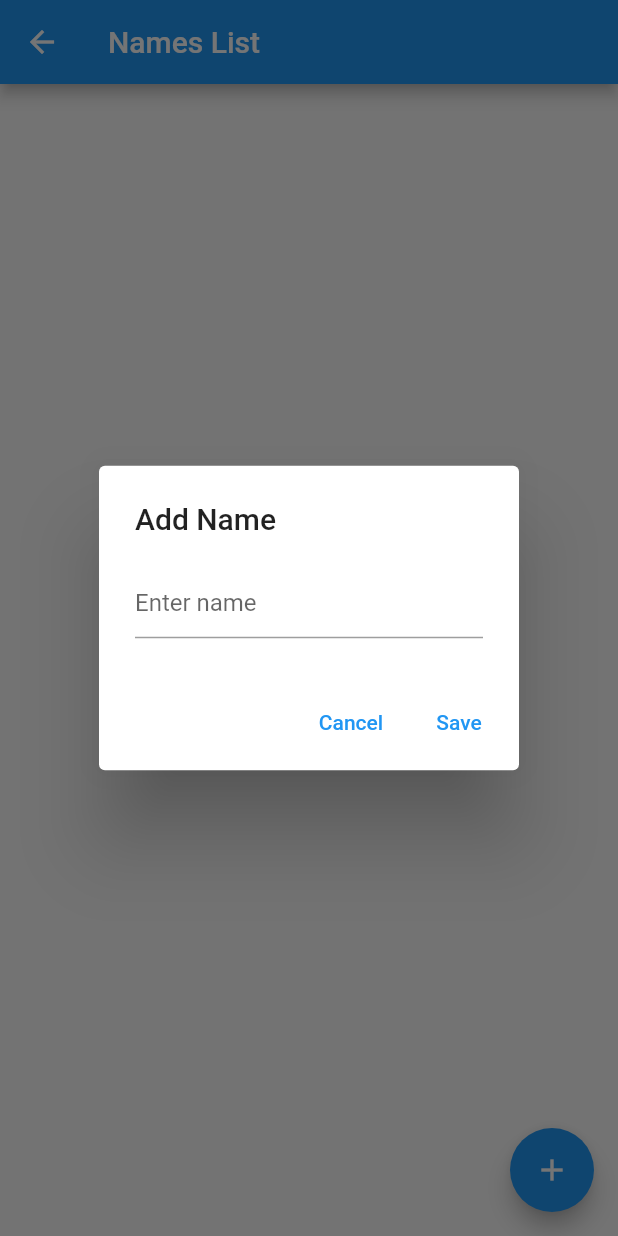
After one commit to RakibHossainMorul/helloworld, a Flutter app: the NamesListScreen screen opened directly, after a tap on the "add" icon, on a phone screen of 412 x 824 dp. The commit adds this screen. Run offline on Flutter 3.47's test engine with Material 2 defaults, Android fonts, the phone set to English and light mode, and no system bars; our stand-ins replace shared_preferences; accounts and stored records are empty.

Commit message:
added new approach

```diff
--- a/lib/class/one_class.dart
+++ b/lib/class/one_class.dart
@@ -2,7 +2,7 @@ import 'package:flutter/material.dart';
 
 import 'businessClass.dart';
 import 'homeClass.dart';
-import '../schoolClass.dart';
+import '../state_management_provider/schoolClass.dart';
 
 //Class No : 1
 class OneClass extends StatefulWidget {
--- a/lib/logic_based_widget/logic_text_widget.dart
+++ b/lib/logic_based_widget/logic_text_widget.dart
@@ -1,5 +1,5 @@
 import 'package:flutter/material.dart';
-import 'package:helloworld/schoolClass.dart';
+import 'package:helloworld/state_management_provider/schoolClass.dart';
 
 class LogicalTextWidget extends StatefulWidget {
   const LogicalTextWidget({super.key});
--- /dev/null
+++ b/lib/state_management_provider/model_class.dart
@@ -0,0 +1,44 @@
+import 'package:flutter/material.dart';
+import 'package:shared_preferences/shared_preferences.dart';
+import 'package:provider/provider.dart';
+
+/*
+//not using this class
+class CounterModel extends ChangeNotifier {
+  int _counterValue = 0;
+
+  int get counterValue => _counterValue;
+
+  void incrementCounter() {
+    _counterValue++;
+    notifyListeners();
+  }
+}
+*/
+
+class NamesModel extends ChangeNotifier {
+  List<String> _names = [];
+
+  List<String> get names => _names;
+
+  void addName(String name) async {
+    _names.add(name);
+    notifyListeners();
+  }
+
+//Adding list data to local storage by shared preference
+  addDataToLocalStorage() async {
+    SharedPreferences prefs1 = await SharedPreferences.getInstance();
+    prefs1.setStringList("items", _names);
+  }
+
+  //Retrive data from local storage by shared preference
+  loadData() async {
+    SharedPreferences prefs2 = await SharedPreferences.getInstance();
+    List<String>? items = prefs2.getStringList("items");
+    if (items != null) {
+      _names = items;
+      notifyListeners();
+    }
+  }
+}
--- /dev/null
+++ b/lib/state_management_provider/test2.dart
@@ -0,0 +1,80 @@
+import 'package:flutter/material.dart';
+import 'package:helloworld/state_management_provider/model_class.dart';
+import 'package:provider/provider.dart';
+
+class NamesListScreen extends StatefulWidget {
+  const NamesListScreen({super.key});
+
+  @override
+  _NamesListScreenState createState() => _NamesListScreenState();
+}
+
+class _NamesListScreenState extends State<NamesListScreen> {
+  final TextEditingController _controller = TextEditingController();
+  final RegExp regExp = RegExp(r'[.,/@]');
+
+  @override
+  Widget build(BuildContext context) {
+    final namesModel = Provider.of<NamesModel>(context);
+
+    return SafeArea(
+      child: Scaffold(
+        appBar: AppBar(
+          title: const Text('Names List'),
+        ),
+        body: ListView.builder(
+          itemCount: namesModel.names.length,
+          itemBuilder: (context, index) {
+            return ListTile(
+              title: Text(namesModel.names[index]),
+            );
+          },
+        ),
+        floatingActionButton: FloatingActionButton(
+          onPressed: () {
+            showDialog(
+              context: context,
+              builder: (context) {
+                return AlertDialog(
+                  title: const Text('Add Name'),
+                  content: TextField(
+                    controller: _controller,
+                    decoration: const InputDecoration(hintText: 'Enter name'),
+                  ),
+                  actions: <Widget>[
+                    TextButton(
+                      child: const Text('Cancel'),
+                      onPressed: () {
+                        _controller.clear();
+                        Navigator.of(context).pop();
+                      },
+                    ),
+                    TextButton(
+                      child: const Text('Save'),
+                      onPressed: () {
+                        if (_controller.text.isEmpty ||
+                            regExp.hasMatch(_controller.text)) {
+                          // Show an error message
+                          ScaffoldMessenger.of(context).showSnackBar(
+                            const SnackBar(
+                                content:
+                                    Text('Please enter a Correct User Name')),
+                          );
+                        } else {
+                          namesModel.addName(_controller.text);
+                          _controller.clear();
+                          Navigator.of(context).pop();
+                        }
+                      },
+                    ),
+                  ],
+                );
+              },
+            );
+          },
+          child: const Icon(Icons.add),
+        ),
+      ),
+    );
+  }
+}
--- a/pubspec.yaml
+++ b/pubspec.yaml
@@ -36,6 +36,8 @@ dependencies:
   # The following adds the Cupertino Icons font to your application.
   # Use with the CupertinoIcons class for iOS style icons.
   cupertino_icons: ^1.0.2
+  provider: ^6.0.5
+  shared_preferences: ^2.1.0
 
 dev_dependencies:
   flutter_test:
```
Also changed, not shown: lib/main.dart (+2 -11 lines), lib/same_widget_form_different_file/test.dart (+11 -3 lines), lib/shared_preference/counter_app.dart (added, +136 -0 lines), lib/state_management_provider/test.dart (added, +74 -0 lines), lib/state_management_provider/schoolClass.dart (renamed from lib/schoolClass.dart), pubspec.lock, 1 other file.
